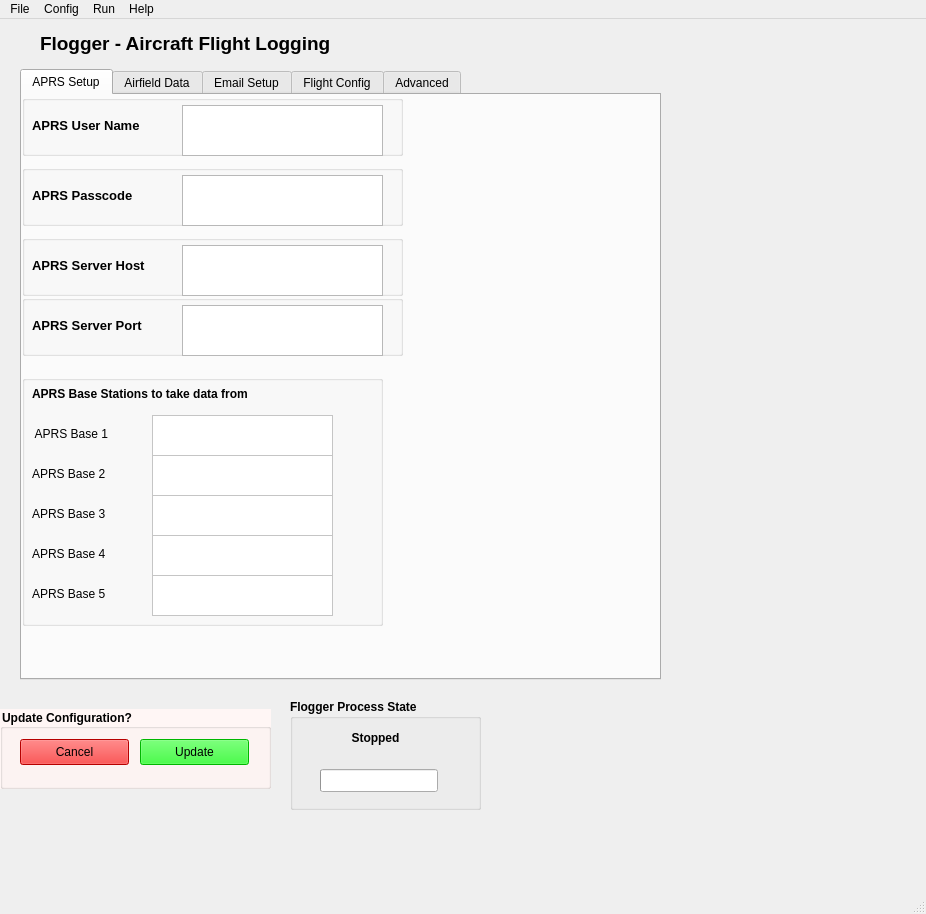
The window that flogger_config_1.ui (tobiz/OGN-Flight-Logger_V3) describes before a commit, drawn with Qt 5.
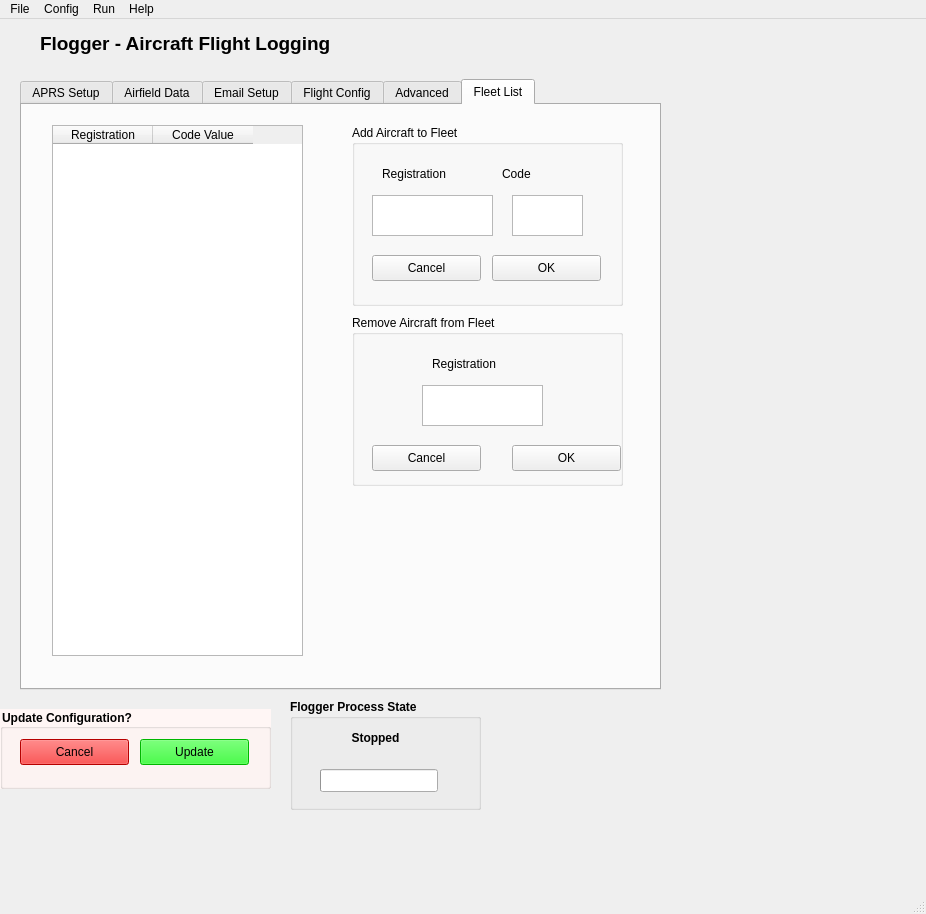
The same window after the commit.

Commit message: Add more fields including Fleet List processing

```diff
--- a/flogger_config_1.ui
+++ b/flogger_config_1.ui
@@ -162,7 +162,7 @@
     <property name="geometry">
      <rect>
       <x>20</x>
-      <y>50</y>
+      <y>60</y>
       <width>641</width>
       <height>611</height>
      </rect>
@@ -171,7 +171,7 @@
      <string>&lt;html&gt;&lt;head/&gt;&lt;body&gt;&lt;p&gt;These values should only be changed if you know what you are doing.&lt;/p&gt;&lt;/body&gt;&lt;/html&gt;</string>
     </property>
     <property name="currentIndex">
-     <number>0</number>
+     <number>5</number>
     </property>
     <widget class="QWidget" name="APRSConfig">
      <attribute name="title">
@@ -1517,6 +1517,184 @@
       </widget>
      </widget>
     </widget>
+    <widget class="QWidget" name="FleetList">
+     <attribute name="title">
+      <string>Fleet List</string>
+     </attribute>
+     <widget class="QTableWidget" name="FleetListTable">
+      <property name="geometry">
+       <rect>
+        <x>30</x>
+        <y>20</y>
+        <width>251</width>
+        <height>531</height>
+       </rect>
+      </property>
+      <property name="toolTip">
+       <string>&lt;html&gt;&lt;head/&gt;&lt;body&gt;&lt;p&gt;Coded: &lt;/p&gt;&lt;p&gt;001-099: Gliders, &lt;/p&gt;&lt;p&gt;101-199: Tugs, &lt;/p&gt;&lt;p&gt;201-299: Motor Gliders, &lt;/p&gt;&lt;p&gt;301-399: Other&lt;/p&gt;&lt;/body&gt;&lt;/html&gt;</string>
+      </property>
+      <property name="columnCount">
+       <number>2</number>
+      </property>
+      <column>
+       <property name="text">
+        <string>Registration</string>
+       </property>
+      </column>
+      <column>
+       <property name="text">
+        <string>Code Value</string>
+       </property>
+      </column>
+     </widget>
+     <widget class="QGroupBox" name="Add2FleetBox">
+      <property name="geometry">
+       <rect>
+        <x>330</x>
+        <y>20</y>
+        <width>271</width>
+        <height>181</height>
+       </rect>
+      </property>
+      <property name="title">
+       <string>Add Aircraft to Fleet</string>
+      </property>
+      <widget class="QTextEdit" name="Add2FleetRegEdit">
+       <property name="geometry">
+        <rect>
+         <x>20</x>
+         <y>70</y>
+         <width>121</width>
+         <height>41</height>
+        </rect>
+       </property>
+      </widget>
+      <widget class="QLabel" name="Add2FleetRegLabel">
+       <property name="geometry">
+        <rect>
+         <x>30</x>
+         <y>40</y>
+         <width>101</width>
+         <height>17</height>
+        </rect>
+       </property>
+       <property name="text">
+        <string>Registration</string>
+       </property>
+      </widget>
+      <widget class="QLabel" name="Add2FleetCodeLabel">
+       <property name="geometry">
+        <rect>
+         <x>150</x>
+         <y>40</y>
+         <width>71</width>
+         <height>17</height>
+        </rect>
+       </property>
+       <property name="text">
+        <string>Code</string>
+       </property>
+      </widget>
+      <widget class="QTextEdit" name="Add2FleetCodeEdit">
+       <property name="geometry">
+        <rect>
+         <x>160</x>
+         <y>70</y>
+         <width>71</width>
+         <height>41</height>
+        </rect>
+       </property>
+      </widget>
+      <widget class="QPushButton" name="Add2FleetCancelButton">
+       <property name="geometry">
+        <rect>
+         <x>20</x>
+         <y>130</y>
+         <width>109</width>
+         <height>26</height>
+        </rect>
+       </property>
+       <property name="text">
+        <string>Cancel</string>
+       </property>
+      </widget>
+      <widget class="QPushButton" name="Add2FleetOkButton">
+       <property name="geometry">
+        <rect>
+         <x>140</x>
+         <y>130</y>
+         <width>109</width>
+         <height>26</height>
+        </rect>
+       </property>
+       <property name="text">
+        <string>OK</string>
+       </property>
+      </widget>
+     </widget>
+     <widget class="QGroupBox" name="DelFromFleetBox">
+      <property name="geometry">
+       <rect>
+        <x>330</x>
+        <y>210</y>
+        <width>271</width>
+        <height>171</height>
+       </rect>
+      </property>
+      <property name="title">
+       <string>Remove Aircraft from Fleet</string>
+      </property>
+      <widget class="QLabel" name="DelFromFleetLabel">
+       <property name="geometry">
+        <rect>
+         <x>80</x>
+         <y>40</y>
+         <width>101</width>
+         <height>17</height>
+        </rect>
+       </property>
+       <property name="text">
+        <string>Registration</string>
+       </property>
+      </widget>
+      <widget class="QTextEdit" name="DelFromFleetEdit">
+       <property name="geometry">
+        <rect>
+         <x>70</x>
+         <y>70</y>
+         <width>121</width>
+         <height>41</height>
+        </rect>
+       </property>
+      </widget>
+      <widget class="QPushButton" name="DelFromFleetOkButton">
+       <property name="geometry">
+        <rect>
+         <x>160</x>
+         <y>130</y>
+         <width>109</width>
+         <height>26</height>
+        </rect>
+       </property>
+       <property name="text">
+        <string>OK</string>
+       </property>
+      </widget>
+      <widget class="QPushButton" name="DelFromFleetCancelButton">
+       <property name="geometry">
+        <rect>
+         <x>20</x>
+         <y>130</y>
+         <width>109</width>
+         <height>26</height>
+        </rect>
+       </property>
+       <property name="text">
+        <string>Cancel</string>
+       </property>
+      </widget>
+     </widget>
+    </widget>
    </widget>
   </widget>
   <widget class="QMenuBar" name="menubar">
```
Left out of the diff: 75 changed lines with no effect on the pictures. The commit also changes 3 other files.
